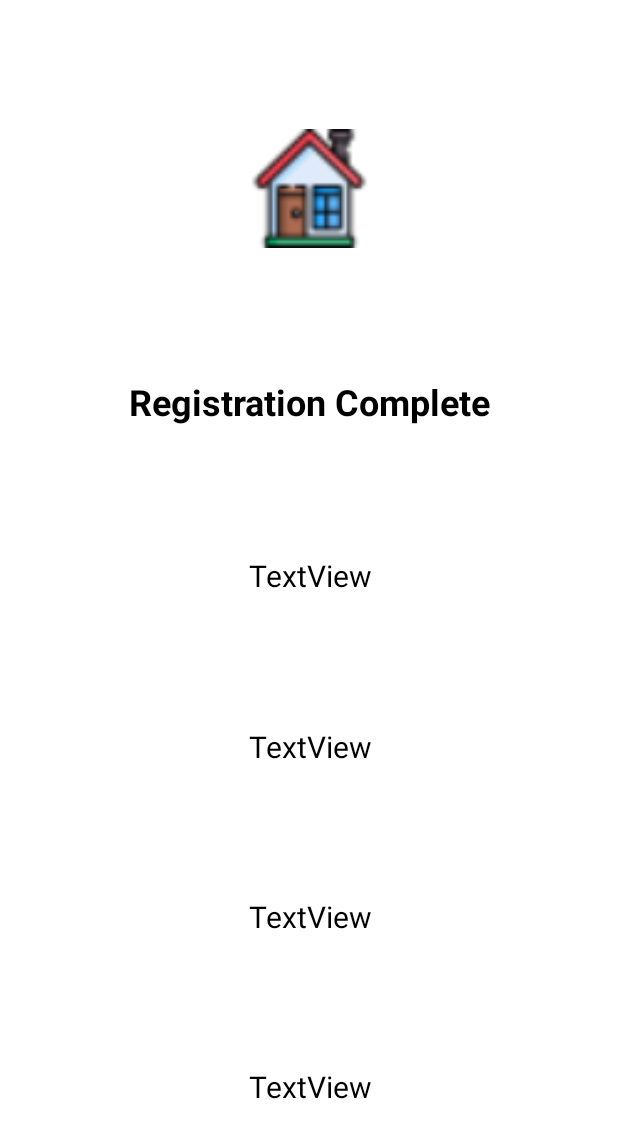
After one commit to Sonykhan1121/Android_Development, an Android app: the layout activity_registration_home.xml on its own in the app's theme, with its tools: preview values and no code run, on a phone screen of 412 x 824 dp. The commit adds this screen. Shown: the top 1138 px of the screen. Run offline under Robolectric (Android 15) with nearby library versions, the phone set to English and light mode, and no system bars.

Commit message:
Implement Explicit Intents , A registration from and pass data by Intent

```diff
--- a/app/src/main/res/drawable/tx_custom.xml
+++ b/app/src/main/res/drawable/tx_custom.xml
@@ -5,11 +5,11 @@
         android:bottomLeftRadius="10dp"
         android:topRightRadius="10dp" />
     <stroke
-        android:width="2dp"
-        android:color="@color/white"
+        android:width="3dp"
+        android:color="@color/black"
         />
     <solid
-        android:color="#2196F3"
+        android:color="#FFFFFF"
         />
 
 </shape>
--- /dev/null
+++ b/app/src/main/res/layout/activity_registration_home.xml
@@ -0,0 +1,85 @@
+<?xml version="1.0" encoding="utf-8"?>
+<androidx.constraintlayout.widget.ConstraintLayout xmlns:android="http://schemas.android.com/apk/res/android"
+    xmlns:app="http://schemas.android.com/apk/res-auto"
+    xmlns:tools="http://schemas.android.com/tools"
+    android:layout_width="match_parent"
+    android:layout_height="match_parent"
+    android:background="#FFFFFF">
+
+    <TextView
+        android:id="@+id/home_regis"
+        android:layout_width="wrap_content"
+        android:layout_height="wrap_content"
+        android:text="Registration Complete"
+        android:textColor="#000000"
+        android:textSize="24sp"
+        android:textStyle="bold"
+        app:layout_constraintBottom_toTopOf="@+id/name_home"
+        app:layout_constraintEnd_toEndOf="@+id/imageView6"
+        app:layout_constraintHorizontal_bias="0.5"
+        app:layout_constraintStart_toStartOf="@+id/imageView6"
+        app:layout_constraintTop_toBottomOf="@+id/imageView6" />
+
+    <TextView
+        android:id="@+id/name_home"
+        android:layout_width="wrap_content"
+        android:layout_height="wrap_content"
+        android:text="TextView"
+        android:textColor="#000000"
+        android:textSize="20sp"
+        app:layout_constraintBottom_toTopOf="@+id/father_id_home"
+        app:layout_constraintEnd_toEndOf="@+id/home_regis"
+        app:layout_constraintHorizontal_bias="0.5"
+        app:layout_constraintStart_toStartOf="@+id/home_regis"
+        app:layout_constraintTop_toBottomOf="@+id/home_regis" />
+
+    <TextView
+        android:id="@+id/father_id_home"
+        android:layout_width="wrap_content"
+        android:layout_height="wrap_content"
+        android:text="TextView"
+        android:textColor="#000000"
+        android:textSize="20sp"
+        app:layout_constraintBottom_toTopOf="@+id/phone_id"
+        app:layout_constraintEnd_toEndOf="@+id/name_home"
+        app:layout_constraintHorizontal_bias="0.5"
+        app:layout_constraintStart_toStartOf="@+id/name_home"
+        app:layout_constraintTop_toBottomOf="@+id/name_home" />
+
+    <TextView
+        android:id="@+id/phone_id"
+        android:layout_width="wrap_content"
+        android:layout_height="wrap_content"
+        android:text="TextView"
+        android:textColor="#000000"
+        android:textSize="20sp"
+        app:layout_constraintBottom_toTopOf="@+id/roll_id_home"
+        app:layout_constraintEnd_toEndOf="@+id/father_id_home"
+        app:layout_constraintHorizontal_bias="0.5"
+        app:layout_constraintStart_toStartOf="@+id/father_id_home"
+        app:layout_constraintTop_toBottomOf="@+id/father_id_home" />
+
+    <TextView
+        android:id="@+id/roll_id_home"
+        android:layout_width="wrap_content"
+        android:layout_height="wrap_content"
+        android:text="TextView"
+        android:textColor="#000000"
+        android:textSize="20sp"
+        app:layout_constraintBottom_toBottomOf="parent"
+        app:layout_constraintEnd_toEndOf="@+id/phone_id"
+        app:layout_constraintHorizontal_bias="0.5"
+        app:layout_constraintStart_toStartOf="@+id/phone_id"
+        app:layout_constraintTop_toBottomOf="@+id/phone_id" />
+
+    <ImageView
+        android:id="@+id/imageView6"
+        android:layout_width="99dp"
+        android:layout_height="79dp"
+        app:layout_constraintBottom_toTopOf="@+id/home_regis"
+        app:layout_constraintEnd_toEndOf="parent"
+        app:layout_constraintHorizontal_bias="0.5"
+        app:layout_constraintStart_toStartOf="parent"
+        app:layout_constraintTop_toTopOf="parent"
+        app:srcCompat="@drawable/home" />
+</androidx.constraintlayout.widget.ConstraintLayout>
```
Also changed, not shown: app/src/main/AndroidManifest.xml (+10 -7 lines), app/src/main/java/com/example/firstapplication/ExplicitViewActivity.kt (added, +43 -0 lines), app/src/main/java/com/example/firstapplication/RegistrationHomeActivity.kt (added, +39 -0 lines), app/src/main/res/layout/activity_explicit_view.xml (added, +107 -0 lines), app/src/main/res/drawable/home.png (added), app/src/main/res/drawable/regi_logo.png (added), 2 other files.
